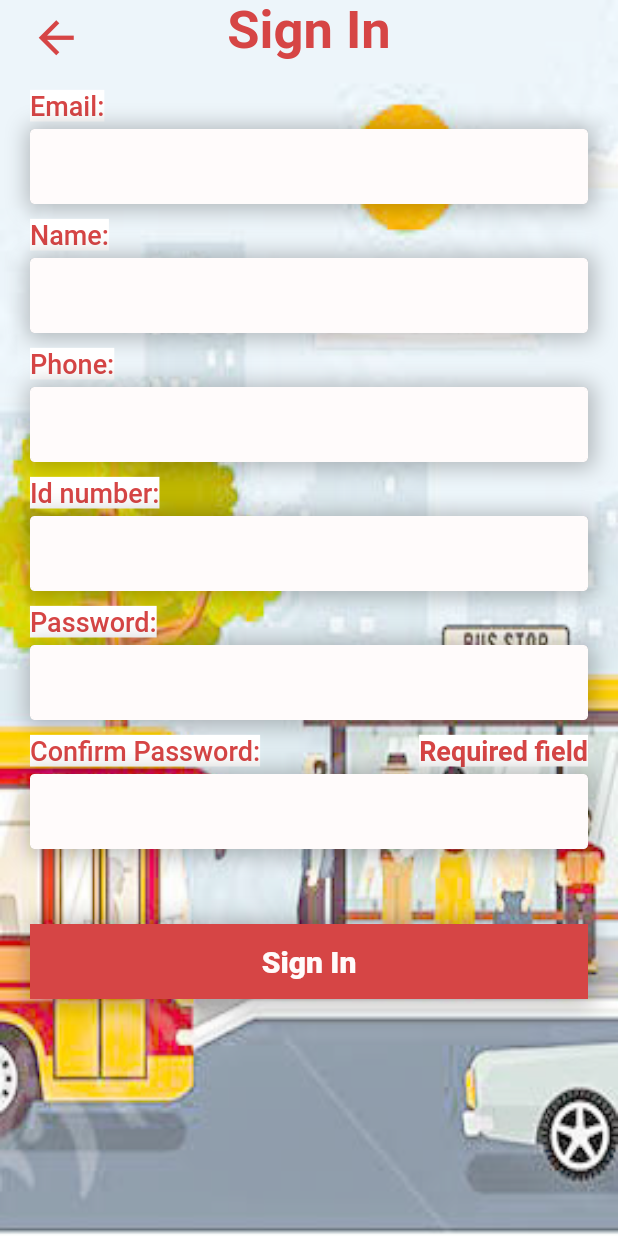
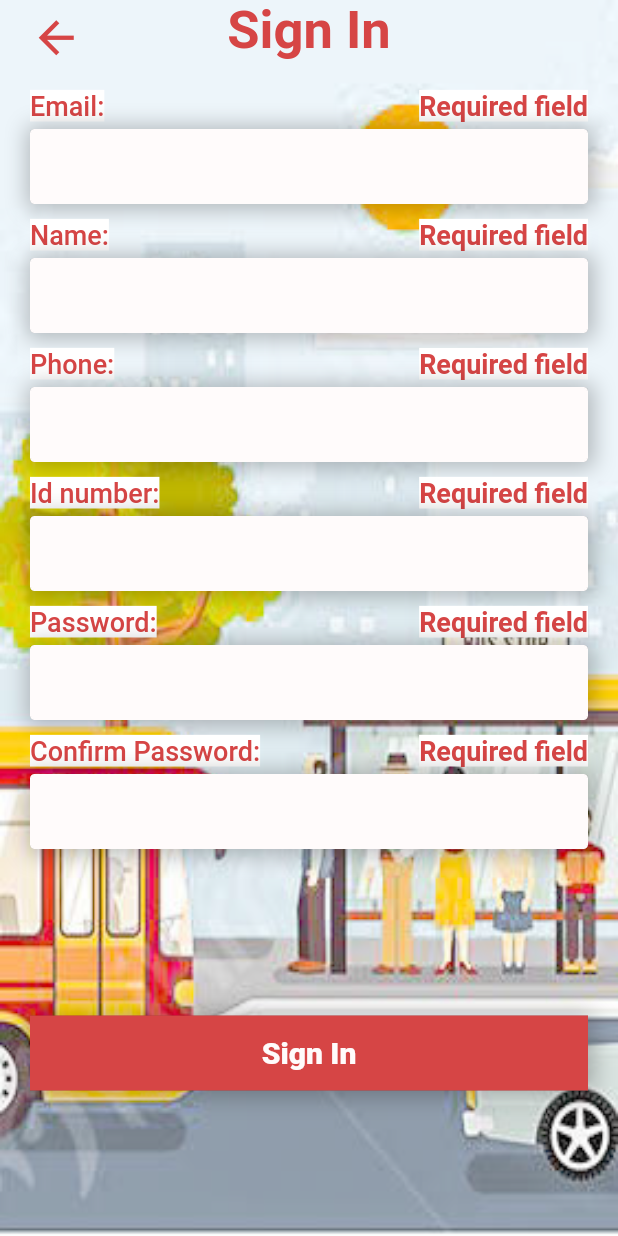
Before and after one commit to thamaraSenanayake/busapp, a Flutter app: the screen it shows after launch, after a tap on "Passenger", after a tap on "Sing In", after a tap on "Sign In", on a phone screen of 412 x 824 dp. Run offline on Flutter 3.47's test engine with Material 2 defaults, Android fonts, the phone set to English and light mode, and no system bars; our stand-ins replace cloud_firestore, flutter_keyboard_visibility, flutter_local_notifications, flutter_secure_storage, flutter_spinkit, geolocator and 2 more; missing offline and left inert: flutter_google_places, flutter_polyline_points, google_api_headers, google_maps_webservice; accounts and stored records are empty.

Commit message:
fix issues

```diff
--- a/lib/appBarWindows/editDetails.dart
+++ b/lib/appBarWindows/editDetails.dart
@@ -41,6 +41,11 @@ class _EditUserDetailsState extends State<EditUserDetails> {
     if(_user.phone != null && _user.phone.isEmpty){
       setState(() {
         _phoneError = "Required field";
+        _validation = false;
+      });
+    }else if(_user.phone.length != 10) {
+      setState(() {
+        _phoneError = "invalid phone number";
         _validation = false;
       });
     }
--- a/lib/cusProfile/addTicket/selectBus.dart
+++ b/lib/cusProfile/addTicket/selectBus.dart
@@ -4,6 +4,7 @@ import 'package:quickbussl/database/database.dart';
 import 'package:quickbussl/model/trip.dart';
 import 'package:quickbussl/model/user.dart';
 import 'package:quickbussl/module/busTripDisplay.dart';
+import 'package:quickbussl/module/emptyView.dart';
 
 import '../../const.dart';
 
@@ -56,7 +57,7 @@ class _SelectBusState extends State<SelectBus> implements BusTripDisplayListener
             size: 50.0,
           ),
         ),
-      ):Column(
+      ):_tripWidgetList.length == 0?EmptyView(msg: "Not added any bus trips to your selected date, add a new date and try "):Column(
       children: _tripWidgetList,
     );
   }
--- a/lib/login/CusSignin.dart
+++ b/lib/login/CusSignin.dart
@@ -31,37 +31,57 @@ class _CusSigningState extends State<CusSigning> {
   String _phoneError= "";
   String _idNumberError= "";
   String _passwordError= "";
+  String _passwordValidationError= "";
   String _confirmPasswordError= "";
 
   _signIn(){
     FocusScope.of(context).unfocus();
-
+    RegExp _emailValidation = new RegExp(
+      r"^[a-zA-Z0-9.a-zA-Z0-9.!#$%&'*+-/=?^_`{|}~]+@[a-zA-Z0-9]+\.[a-zA-Z]+",
+      caseSensitive: false,
+      multiLine: false,
+    );
+    RegExp _passwordValidation = RegExp(
+      r"^(?=.*[A-Za-z])(?=.*\d)[A-Za-z\d]{8,}$",
+      caseSensitive: false,
+      multiLine: false,
+    );
     bool _validation = true;
-    if(_user.email != null && _user.email.isEmpty){
+    if(_user.email == null || _user.email.isEmpty){
       setState(() {
         _emailError = "Required field";
         _validation = false;
       });
+    }else if(!_emailValidation.hasMatch(_user.email)){
+      setState(() {
+        _emailError = "Invalid email";
+        _validation = false;
+      });
     }
-    if(_user.name != null && _user.name.isEmpty){
+    if(_user.name == null || _user.name.isEmpty){
       setState(() {
         _nameError = "Required field";
         _validation = false;
       });
     }
-    if(_user.phone != null && _user.phone.isEmpty){
+    if(_user.phone == null || _user.phone.isEmpty){
       setState(() {
         _phoneError = "Required field";
         _validation = false;
       });
+    }else if(_user.phone.length != 10){
+      setState(() {
+        _phoneError = "10 digits Required";
+        _validation = false;
+      });
     }
-    if(_user.idNum != null && _user.idNum.isEmpty){
+    if(_user.idNum == null || _user.idNum.isEmpty){
       setState(() {
         _idNumberError = "Required field";
         _validation = false;
       });
     }
-    if(_user.password != null && _user.password.isEmpty){
+    if(_user.password == null || _user.password.isEmpty){
       setState(() {
         _passwordError = "Required field";
         _validation = false;
@@ -70,6 +90,17 @@ class _CusSigningState extends State<CusSigning> {
     if(_confirmPassword.isEmpty){
       setState(() {
         _confirmPasswordError = "Required field";
+        _validation = false;
+      });
+    }else if(_confirmPassword != _user.password ){
+      setState(() {
+        _passwordError = "password isn't matching";
+        _validation = false;
+      });
+    }
+    else if(!_passwordValidation.hasMatch(_user.password)){
+      setState(() {
+        _passwordValidationError = "Password must contain Minimum eight characters and at least one letter and one number";
         _validation = false;
       });
     }
@@ -391,6 +422,18 @@ class _CusSigningState extends State<CusSigning> {
                         ],
                       ),
                     ),
+                    Padding(
+                      padding: const EdgeInsets.symmetric(horizontal: 40,vertical: 20),
+                      child: Text(
+                        _passwordValidationError,
+                        style: TextStyle(
+                          color: AppData.primaryColor,
+                          fontSize: 18,
+                          fontWeight: FontWeight.bold,
+                          backgroundColor: Colors.white
+                        ),
+                      ),
+                    ),
                     CustomButton(
                       text: "Sign In",
                       buttonClick: (){
@@ -427,6 +470,9 @@ class _CusSigningState extends State<CusSigning> {
                       ),
                     ),
                   ),
+
+
+
                   Padding(
                     padding: const EdgeInsets.only(bottom:10.0),
                     child: Align(
--- a/pubspec.yaml
+++ b/pubspec.yaml
@@ -75,6 +75,7 @@ flutter:
     - assets/bus.png
     - assets/user.png
     - assets/map_style.txt
+    - assets/emptyView.jpg
   #   - images/a_dot_ham.jpeg
 
   # An image asset can refer to one or more resolution-specific "variants", see
```
Also changed, not shown: lib/appBarWindows/passwordChange.dart (+33 -12 lines), lib/busowner/addTrip.dart (+24 -58 lines), lib/module/emptyView.dart (added, +45 -0 lines), assets/emptyView.jpg (added).
